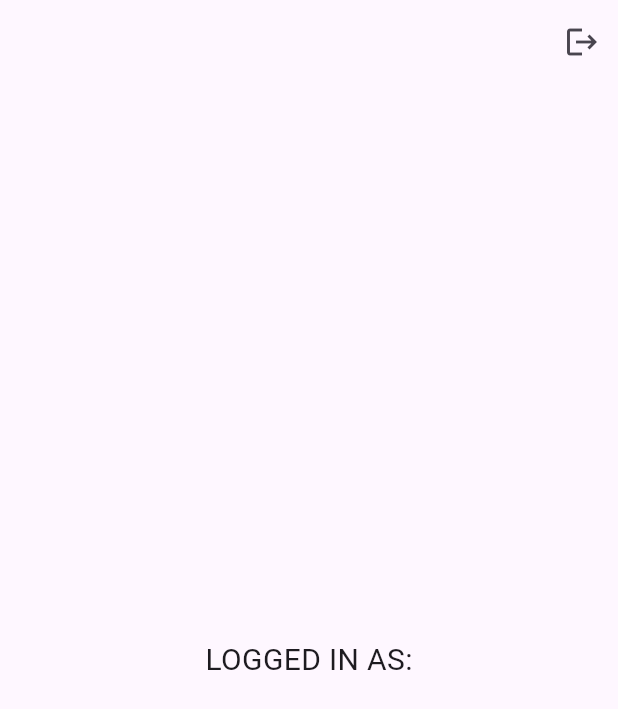
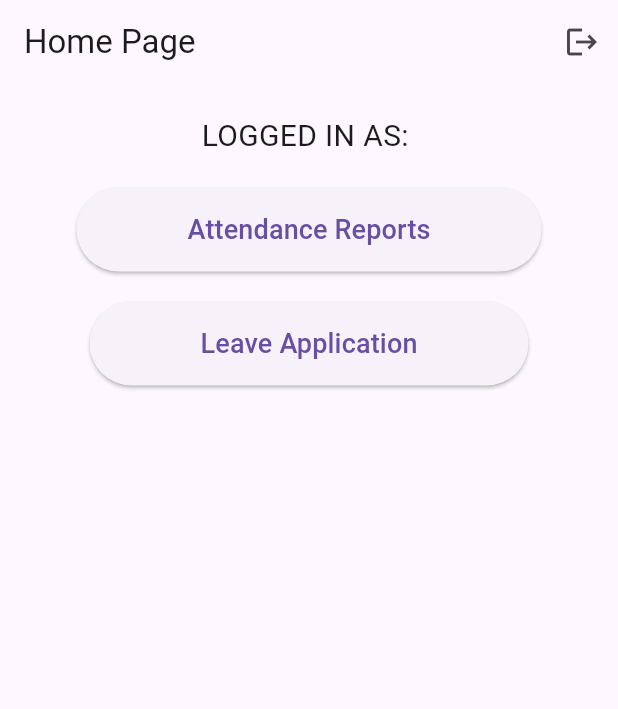
Before and after one commit to joshua-ex/attendease, a Flutter app: the screen it shows once a user with an empty profile is signed in, after a tap on the "logout" icon, on a phone screen of 412 x 824 dp. Shown: the top 709 px of the screen. Run offline on Flutter 3.47's test engine with Material 3 defaults, Android fonts, the phone set to English and light mode, and no system bars; our stand-ins replace firebase_auth, firebase_core; accounts and stored records are empty.

Commit message:
home:buttons

```diff
--- a/lib/pages/home_page.dart
+++ b/lib/pages/home_page.dart
@@ -2,25 +2,78 @@ import 'package:flutter/material.dart';
 import 'package:firebase_auth/firebase_auth.dart';
 
 class HomePage extends StatelessWidget {
-  HomePage({super.key});
+  HomePage({Key? key}) : super(key: key);
 
   final user = FirebaseAuth.instance.currentUser!;
+  final emailPrefix = FirebaseAuth.instance.currentUser!.email!.split('@')[0];
 
-  void signUserOut() {
+  void signUserOut(BuildContext context) {
     FirebaseAuth.instance.signOut();
+    Navigator.of(context).popUntil((route) => route.isFirst);
   }
 
   @override
   Widget build(BuildContext context) {
     return Scaffold(
       appBar: AppBar(
-        actions: [IconButton(onPressed: signUserOut, icon: Icon(Icons.logout))],
+        title: Text('Home Page'),
+        actions: [
+          IconButton(
+            onPressed: () => signUserOut(context),
+            icon: Icon(Icons.logout),
+          ),
+        ],
       ),
-      body: Center(
-          child: Text(
-        "LOGGED IN AS:" + user.email!,
-        style: TextStyle(fontSize: 20),
-      )),
+      body: Padding(
+        padding: const EdgeInsets.all(20.0),
+        child: Column(
+          crossAxisAlignment: CrossAxisAlignment.center,
+          children: [
+            Padding(
+              padding: EdgeInsets.only(
+                bottom: 20.0,
+              ),
+              child: Text(
+                "LOGGED IN AS: $emailPrefix",
+                style: TextStyle(fontSize: 20),
+              ),
+            ),
+            Align(
+              alignment: Alignment.center,
+              child: ElevatedButton(
+                onPressed: () {
+                  // Handle attendance reports button press
+                  // Example: Navigator.push(context, MaterialPageRoute(builder: (context) => AttendanceReportsPage()));
+                },
+                child: Padding(
+                  padding: EdgeInsets.symmetric(vertical: 15, horizontal: 50),
+                  child: Text(
+                    'Attendance Reports',
+                    style: TextStyle(fontSize: 18),
+                  ),
+                ),
+              ),
+            ),
+            SizedBox(height: 20),
+            Align(
+              alignment: Alignment.center,
+              child: ElevatedButton(
+                onPressed: () {
+                  // Handle leave application button press
+                  // Example: Navigator.push(context, MaterialPageRoute(builder: (context) => LeaveApplicationPage()));
+                },
+                child: Padding(
+                  padding: EdgeInsets.symmetric(vertical: 15, horizontal: 50),
+                  child: Text(
+                    'Leave Application',
+                    style: TextStyle(fontSize: 18),
+                  ),
+                ),
+              ),
+            ),
+          ],
+        ),
+      ),
     );
   }
 }
```
